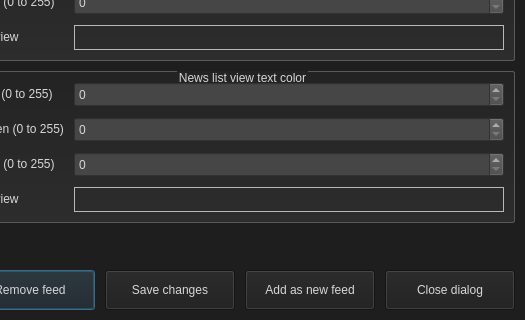
Above: FeedManagement.ui from kacerpetr/QRssReader before the change; both pictures show x 468 to 993 and y 253 to 573 of the 993 by 573 pixel window. Below: the same form after it.
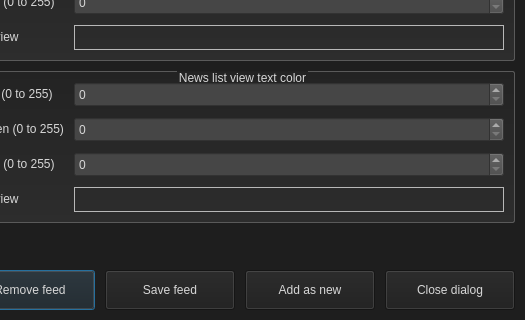
That is the form after the change. Icons and pictures are not drawn.

What changed in the file:
```diff
--- a/FeedManagement.ui
+++ b/FeedManagement.ui
@@ -648,7 +648,7 @@
              </size>
             </property>
             <property name="text">
-             <string>Save changes</string>
+             <string>Save feed</string>
             </property>
            </widget>
           </item>
@@ -667,7 +667,7 @@
              </size>
             </property>
             <property name="text">
-             <string>Add as new feed</string>
+             <string>Add as new</string>
             </property>
            </widget>
           </item>
```
